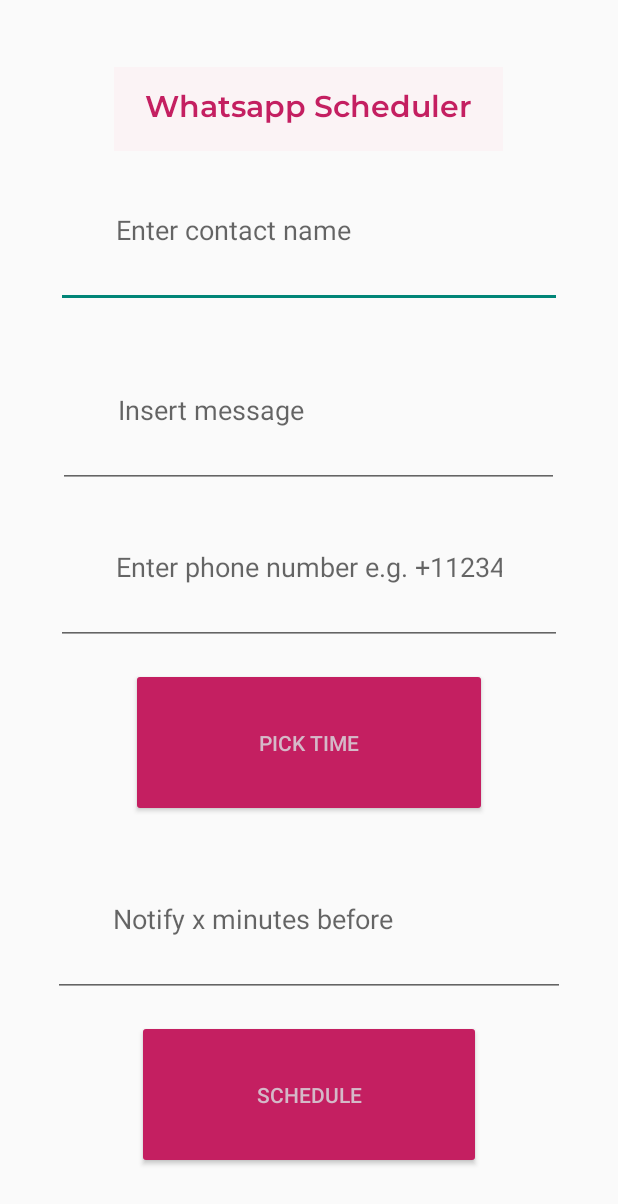
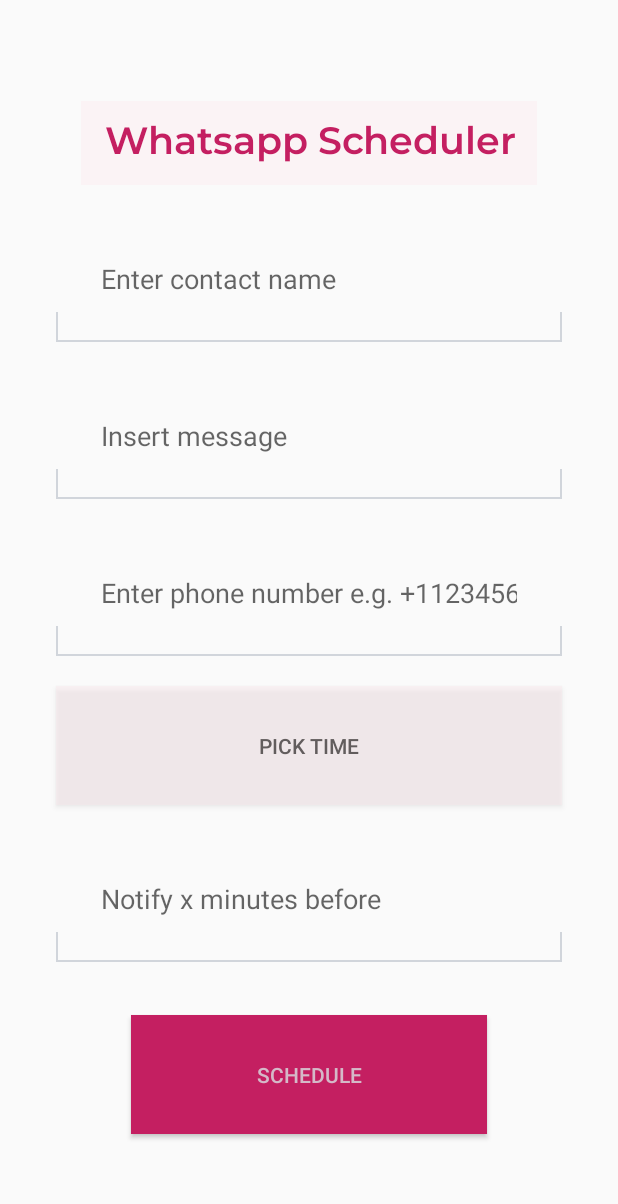
Before and after one commit to in-tuan/whatsappscheduler, an Android app: the layout activity_main.xml on its own in the app's theme, with its tools: preview values and no code run, on a phone screen of 412 x 824 dp. Shown: the top 1204 px of the screen. Run offline under Robolectric (Android 15) with nearby library versions, the phone set to English and light mode, and no system bars.

Commit message:
feat(ui): Update UI - Changed button look for increased accessibility - Themes applied

```diff
--- a/app/src/main/java/com/inaara/whatsappscheduler_app/ui/MainActivity.java
+++ b/app/src/main/java/com/inaara/whatsappscheduler_app/ui/MainActivity.java
@@ -59,7 +59,8 @@ public class MainActivity extends AppCompatActivity {
 
                 DatePickerDialog datePickerDialog = new DatePickerDialog(
                         MainActivity.this,
-                        //date picker listener = param 2 to instantiate DatePickerDialog
+                        R.style.CustomDatePickerDialogTheme,
+                        //date picker listener = param 3 to instantiate DatePickerDialog
                         new DatePickerDialog.OnDateSetListener() {
                             @Override
                             public void onDateSet(DatePicker datePicker, int year, int month, int day) {
@@ -69,7 +70,8 @@ public class MainActivity extends AppCompatActivity {
 
                                 TimePickerDialog timePickerDialog = new TimePickerDialog(
                                         MainActivity.this,
-                                        // time picker listener = param 2 to instantiate TimePickerDialog
+                                        R.style.CustomTimePickerDialogTheme,
+                                        // time picker listener = param 3 to instantiate TimePickerDialog
                                         new TimePickerDialog.OnTimeSetListener() {
                                             @Override
                                             public void onTimeSet(TimePicker timePicker, int hour, int min) {
--- /dev/null
+++ b/app/src/main/res/drawable/edittext_holder.xml
@@ -0,0 +1,23 @@
+<?xml version="1.0" encoding="utf-8"?>
+<layer-list xmlns:android="http://schemas.android.com/apk/res/android">
+    <item android:gravity="bottom">
+        <shape android:shape="rectangle">
+            <solid android:color="#D1D5DB" />
+            <size android:height="1dp" />
+        </shape>
+    </item>
+
+    <item android:gravity="left|bottom">
+        <shape android:shape="rectangle">
+            <solid android:color="#D1D5DB" />
+            <size android:width="1dp" android:height="20dp" />
+        </shape>
+    </item>
+
+    <item android:gravity="right|bottom">
+        <shape android:shape="rectangle">
+            <solid android:color="#D1D5DB" />
+            <size android:width="1dp" android:height="20dp" />
+        </shape>
+    </item>
+</layer-list>
--- a/app/src/main/res/layout/activity_main.xml
+++ b/app/src/main/res/layout/activity_main.xml
@@ -10,7 +10,7 @@
     <!--android:theme="?attr/actionBarTheme"-->
     <androidx.appcompat.widget.Toolbar
         android:id="@+id/toolbar"
-        android:layout_width="259dp"
+        android:layout_width="304dp"
         android:layout_height="wrap_content"
         android:background="@color/bg_tint"
         android:padding="2dp"
@@ -23,65 +23,72 @@
             android:layout_gravity="center"
             android:fontFamily="@font/montserrat_semi_bold"
             android:text="@string/app_name_cap"
-            android:textColor="@color/button_bg"
-            android:textSize="20sp" />
+            android:textColor="@color/main"
+            android:textSize="25sp" />
     </androidx.appcompat.widget.Toolbar>
 
     <EditText
+        android:background="@drawable/edittext_holder"
         android:id="@+id/contact_input"
-        android:layout_width="337dp"
+        android:layout_width="@dimen/input_width"
         android:layout_height="wrap_content"
         android:autofillHints="name"
         android:hint="@string/contact_name_hint"
         android:inputType="textPersonName"
-        android:padding="40dp" />
+        android:padding="@dimen/padding"
+        android:layout_marginTop="@dimen/input_top_margin"
+        />
 
     <EditText
+        android:background="@drawable/edittext_holder"
         android:id="@+id/message_input"
-        android:layout_width="334dp"
+        android:layout_width="@dimen/input_width"
         android:layout_height="wrap_content"
-        android:layout_marginTop="15dp"
         android:autofillHints="message"
         android:hint="@string/message_hint"
         android:inputType="textMultiLine"
-        android:padding="40dp" />
+        android:padding="@dimen/padding"
+        android:layout_marginTop="@dimen/input_top_margin"/>
 
     <EditText
+        android:background="@drawable/edittext_holder"
         android:id="@+id/phone_num_input"
-        android:layout_width="337dp"
+        android:layout_width="@dimen/input_width"
         android:layout_height="wrap_content"
         android:autofillHints="phone number"
         android:hint="@string/phone_num_hint"
         android:inputType="phone"
-        android:padding="40dp" />
+        android:padding="@dimen/padding"
+        android:layout_marginTop="@dimen/input_top_margin"/>
 
     <Button
         android:id="@+id/time_picker"
-        android:layout_width="237dp"
+        android:layout_width="@dimen/input_width"
         android:layout_height="wrap_content"
-        android:layout_marginTop="15dp"
-        android:backgroundTint="@color/button_bg"
-        android:padding="40dp"
+        android:layout_marginTop="@dimen/input_top_margin"
+        android:background="@color/bg_tint"
+        android:padding="@dimen/padding"
         android:text="@string/time_picker_text"
-        android:textColor="@color/button_text" />
+        android:textColor="@color/time_picker_text" />
 
     <EditText
+        android:background="@drawable/edittext_holder"
         android:id="@+id/notify_before_input"
-        android:layout_width="341dp"
+        android:layout_width="@dimen/input_width"
         android:layout_height="wrap_content"
-        android:layout_marginTop="15dp"
+        android:layout_marginTop="@dimen/input_top_margin"
         android:autofillHints="number"
         android:hint="@string/notify_hint"
         android:inputType="number"
-        android:padding="40dp" />
+        android:padding="@dimen/padding"/>
 
     <Button
         android:id="@+id/schedule_button"
-        android:layout_width="229dp"
+        android:layout_width="@dimen/button_width"
         android:layout_height="wrap_content"
-        android:layout_marginTop="15dp"
-        android:backgroundTint="@color/button_bg"
-        android:padding="40dp"
+        android:layout_marginTop="@dimen/button_top_margin"
+        android:background="@color/main"
+        android:padding="@dimen/padding"
         android:text="@string/schedule_btn"
         android:textColor="@color/button_text" />
 
--- a/app/src/main/res/values-night/themes.xml
+++ b/app/src/main/res/values-night/themes.xml
@@ -1,6 +1,6 @@
 <resources xmlns:tools="http://schemas.android.com/tools">
     <!-- Base application theme. -->
-    <style name="Theme.Whatsappschedulerapp" parent="Theme.MaterialComponents.DayNight.DarkActionBar">
+    <style name="Theme.whatsappschedulerapp" parent="Theme.MaterialComponents.DayNight.DarkActionBar">
         <!-- Primary brand color. -->
         <item name="colorPrimary">@color/purple_200</item>
         <item name="colorPrimaryVariant">@color/purple_700</item>
--- /dev/null
+++ b/app/src/main/res/values-v26/themes.xml
@@ -0,0 +1,17 @@
+<?xml version="1.0" encoding="utf-8"?>
+<resources>
+
+        <style name="Theme.whatsappschedulerapp" parent="Theme.AppCompat.Light.NoActionBar">
+                <!-- Primary brand color. -->
+                <item name="colorPrimary">@color/main</item>
+                <item name="colorPrimaryVariant">@color/time_picker_bg</item>
+                <item name="colorOnPrimary">@color/button_text</item>
+                <!-- Secondary brand color. -->
+                <item name="colorSecondary">@color/bg_tint</item>
+                <item name="colorOnSecondary">@color/time_picker_text</item>
+                <!-- Status bar color. -->
+                <item name="android:statusBarColor">?attr/colorSecondary</item>
+                <!-- Customize your theme here. -->
+                <item name="android:autofilledHighlight">@android:color/transparent</item>
+        </style>
+</resources>
--- a/app/src/main/res/values/colors.xml
+++ b/app/src/main/res/values/colors.xml
@@ -7,9 +7,13 @@
     <color name="teal_700">#FF018786</color>
     <color name="black">#FF000000</color>
     <color name="white">#FFFFFFFF</color>
-    <color name="button_bg">#c41f61</color>
+    <color name="main">#c41f61</color>
+    <color name="main_dark">#9E0D45</color>
     <color name="button_text">#D5B9C8</color>
     <color name="transparent_bg">#00FFFFFF</color>
     <color name="bg_tint">#5AFCE4EC</color>
     <color name="border">#211212</color>
+    <color name="time_picker_bg">#66C41F61</color>
+    <color name="time_picker_bg_opaque">#50172D</color>
+    <color name="time_picker_text">#625D5D</color>
 </resources>
--- /dev/null
+++ b/app/src/main/res/values/dimens.xml
@@ -0,0 +1,8 @@
+<?xml version="1.0" encoding="utf-8"?>
+<resources>
+    <dimen name="padding">30dp</dimen>
+    <dimen name="input_width">337dp</dimen>
+    <dimen name="input_top_margin">20dp</dimen>
+    <dimen name="button_top_margin">35dp</dimen>
+    <dimen name="button_width">237dp</dimen>
+</resources>
```
Also changed, not shown: app/src/main/res/drawable/input_underline.xml (added, +9 -0 lines), app/src/main/res/values/themes.xml (+49 -8 lines).
